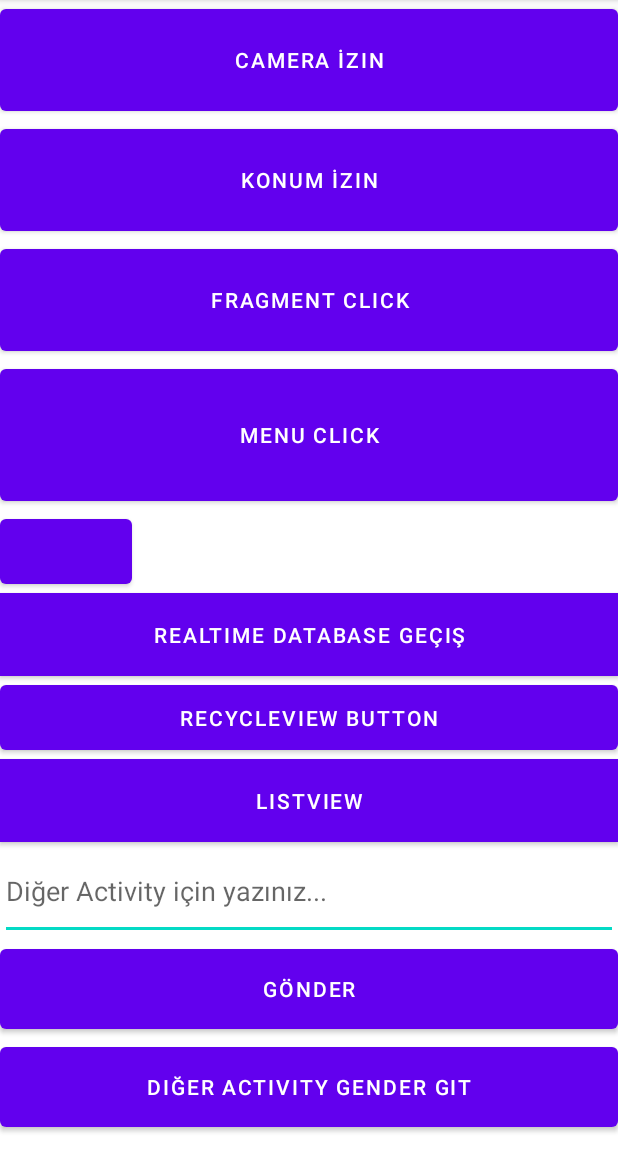
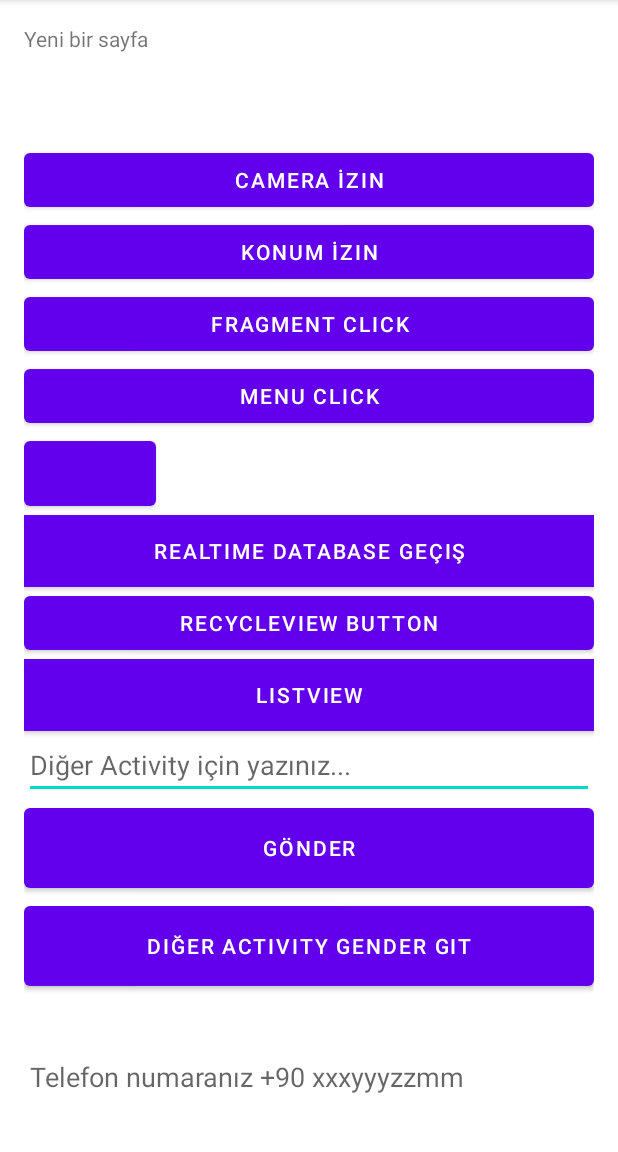
Before and after one commit to hamitmizrak/EcodationAndroid1, an Android app: the screen it shows after launch (MainActivity), on a phone screen of 412 x 824 dp, the part 84-1236 px from its top. Run offline under Robolectric (Android 15) with nearby library versions, the phone set to English and light mode, and no system bars; our stand-ins replace CircleImageView, Firebase (no records; nobody signed in at launch, a user with empty details on screens opened directly); pictures from the network do not load.

Commit message:
ScrollView

```diff
--- a/app/build.gradle
+++ b/app/build.gradle
@@ -61,5 +61,5 @@ dependencies {
 }
 
 /*firebase*/
+apply plugin: 'com.android.application'
 apply plugin: 'com.google.gms.google-services'
-apply plugin: 'com.google.gms.google-services'
--- a/app/src/main/res/layout/activity_main.xml
+++ b/app/src/main/res/layout/activity_main.xml
@@ -4,6 +4,11 @@
     xmlns:tools="http://schemas.android.com/tools"
     android:layout_width="match_parent"
     android:layout_height="match_parent"
+    android:orientation="vertical"
+    android:paddingLeft="16dp"
+    android:paddingTop="16dp"
+    android:paddingRight="16dp"
+    android:paddingBottom="16dp"
     tools:context=".MainActivity">
 
     <ScrollView
@@ -13,21 +18,25 @@
         <LinearLayout
             android:layout_width="match_parent"
             android:layout_height="wrap_content"
-            android:orientation="vertical" >
+            android:orientation="vertical">
 
+            <TextView
+                android:layout_width="match_parent"
+                android:layout_height="80dp"
+                android:text="Yeni bir sayfa"/>
 
             <!--Kamera-->
             <Button
                 android:id="@+id/cameraPermissionButton"
                 android:layout_width="match_parent"
-        android:layout_height="80dp"
+                android:layout_height="match_parent"
                 android:text="Camera İzin" />
 
             <!--Konum-->
             <Button
                 android:id="@+id/locationPermissionButton"
                 android:layout_width="match_parent"
-        android:layout_height="80dp"
+                android:layout_height="match_parent"
                 android:text="Konum İzin" />
 
 
@@ -35,14 +44,14 @@
             <Button
                 android:id="@+id/fragmentButtonId"
                 android:layout_width="match_parent"
-        android:layout_height="80dp"
+                android:layout_height="match_parent"
                 android:text="Fragment Click" />
 
             <!--menu-->
             <Button
                 android:id="@+id/menuButtonId"
                 android:layout_width="match_parent"
-        android:layout_height="100dp"
+                android:layout_height="match_parent"
                 android:text="Menu Click" />
 
 
@@ -56,7 +65,7 @@
             <Button
                 android:id="@+id/realtimeDatabase"
                 android:layout_width="match_parent"
-        android:layout_height="55dp"
+                android:layout_height="match_parent"
                 android:background="@color/black"
                 android:text="Realtime database Geçiş"
                 android:textColor="#ffffff" />
@@ -66,14 +75,14 @@
             <Button
                 android:id="@+id/reCycleViewId"
                 android:layout_width="match_parent"
-        android:layout_height="55dp"
+                android:layout_height="match_parent"
                 android:text="ReCycleView Button" />
 
             <!--listview-->
             <Button
                 android:id="@+id/otherListView"
                 android:layout_width="match_parent"
-        android:layout_height="55dp"
+                android:layout_height="match_parent"
                 android:background="@color/black"
                 android:text="ListView"
                 android:textColor="#ffffff" />
@@ -82,7 +91,7 @@
             <EditText
                 android:id="@+id/editTextOtherActivityDataSubmit"
                 android:layout_width="match_parent"
-        android:layout_height="65dp"
+                android:layout_height="match_parent"
                 android:hint="Diğer Activity için yazınız..." />
 
             <Button
@@ -213,7 +222,6 @@
                 android:layout_width="match_parent"
                 android:layout_height="50dp"
                 android:text="@string/submit" />
-
         </LinearLayout>
     </ScrollView>
 </RelativeLayout>
```
Lines whose indentation alone changed are shown as unchanged.
